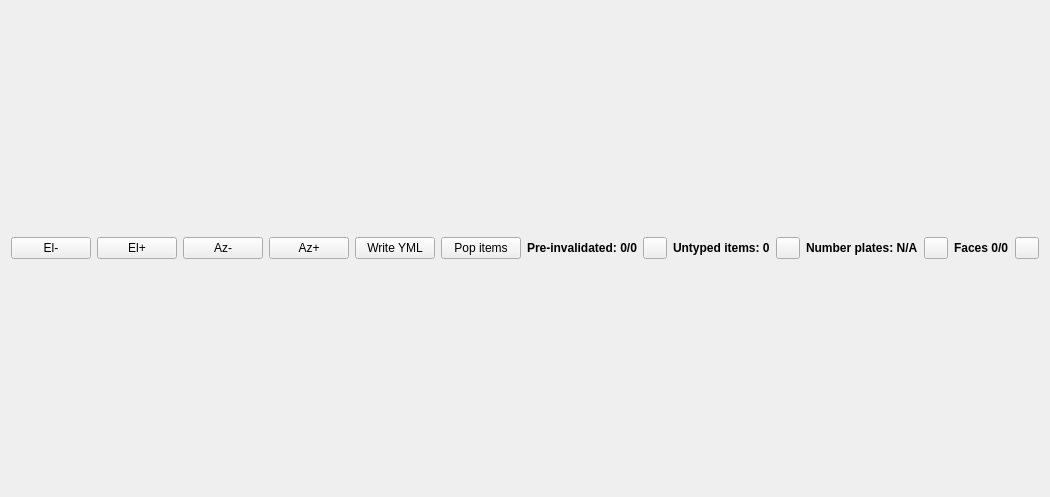
Qt form mainwindow.ui (3d4pi/yafdb-validator) before a commit.
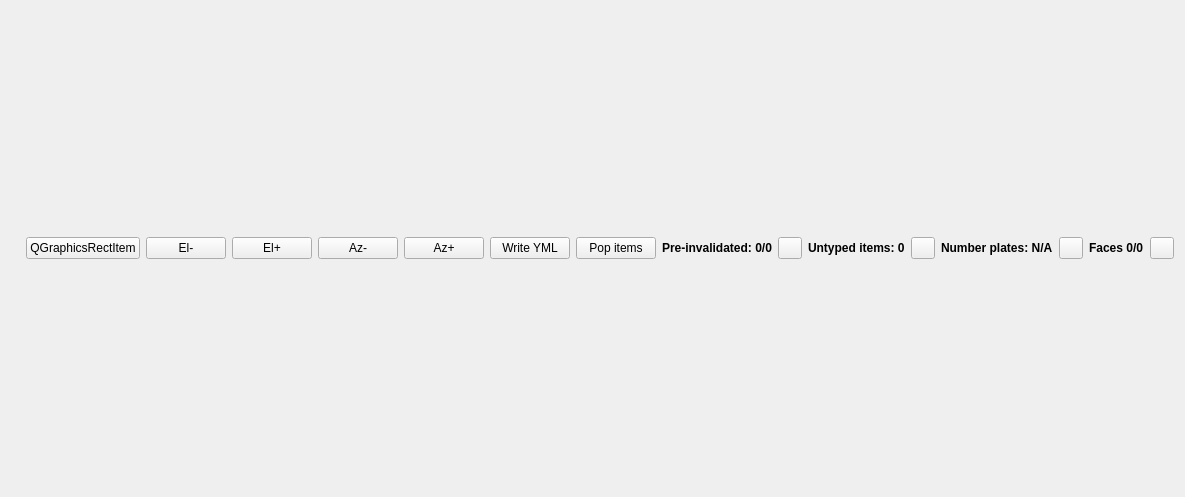
The same form after that commit. Icons and pictures are not drawn.

Diff of the .ui file:
```diff
--- a/mainwindow.ui
+++ b/mainwindow.ui
@@ -9,7 +9,7 @@
    <rect>
     <x>0</x>
     <y>0</y>
-    <width>909</width>
+    <width>1185</width>
     <height>497</height>
    </rect>
   </property>
@@ -34,7 +34,34 @@
     </item>
     <item row="0" column="0">
      <layout class="QGridLayout" name="gridLayout_2">
-      <item row="0" column="12">
+      <item row="0" column="4">
+       <widget class="QPushButton" name="pushButton_5">
+        <property name="text">
+         <string>El+</string>
+        </property>
+       </widget>
+      </item>
+      <item row="0" column="6">
+       <widget class="QPushButton" name="pushButton_3">
+        <property name="text">
+         <string>Az+</string>
+        </property>
+       </widget>
+      </item>
+      <item row="0" column="15">
+       <widget class="QLabel" name="facesLabel">
+        <property name="font">
+         <font>
+          <weight>75</weight>
+          <bold>true</bold>
+         </font>
+        </property>
+        <property name="text">
+         <string>Faces 0/0</string>
+        </property>
+       </widget>
+      </item>
+      <item row="0" column="13">
        <widget class="QLabel" name="platesLabel">
         <property name="font">
          <font>
@@ -47,10 +74,136 @@
         </property>
        </widget>
       </item>
+      <item row="0" column="7">
+       <widget class="QPushButton" name="pushButton_2">
+        <property name="text">
+         <string>Write YML</string>
+        </property>
+       </widget>
+      </item>
+      <item row="0" column="11">
+       <widget class="QLabel" name="untypedLabel">
+        <property name="font">
+         <font>
+          <weight>75</weight>
+          <bold>true</bold>
+         </font>
+        </property>
+        <property name="text">
+         <string>Untyped items: 0</string>
+        </property>
+       </widget>
+      </item>
+      <item row="0" column="10">
+       <widget class="QPushButton" name="preInvalidatedButton">
+        <property name="maximumSize">
+         <size>
+          <width>24</width>
+          <height>24</height>
+         </size>
+        </property>
+        <property name="text">
+         <string/>
+        </property>
+        <property name="icon">
+         <iconset resource="resources.qrc">
+          <normaloff>:/resources/icons/Tiles.png</normaloff>:/resources/icons/Tiles.png</iconset>
+        </property>
+        <property name="iconSize">
+         <size>
+          <width>16</width>
+          <height>16</height>
+         </size>
+        </property>
+       </widget>
+      </item>
+      <item row="0" column="16">
+       <widget class="QPushButton" name="facesButton">
+        <property name="maximumSize">
+         <size>
+          <width>24</width>
+          <height>24</height>
+         </size>
+        </property>
+        <property name="text">
+         <string/>
+        </property>
+        <property name="icon">
+         <iconset resource="resources.qrc">
+          <normaloff>:/resources/icons/Tiles.png</normaloff>:/resources/icons/Tiles.png</iconset>
+        </property>
+        <property name="iconSize">
+         <size>
+          <width>16</width>
+          <height>16</height>
+         </size>
+        </property>
+       </widget>
+      </item>
+      <item row="0" column="14">
+       <widget class="QPushButton" name="platesButton">
+        <property name="maximumSize">
+         <size>
+          <width>24</width>
+          <height>24</height>
+         </size>
+        </property>
+        <property name="text">
+         <string/>
+        </property>
+        <property name="icon">
+         <iconset resource="resources.qrc">
+          <normaloff>:/resources/icons/Tiles.png</normaloff>:/resources/icons/Tiles.png</iconset>
+        </property>
+        <property name="iconSize">
+         <size>
+          <width>16</width>
+          <height>16</height>
+         </size>
+        </property>
+       </widget>
+      </item>
+      <item row="0" column="5">
+       <widget class="QPushButton" name="pushButton_4">
+        <property name="text">
+         <string>Az-</string>
+        </property>
+       </widget>
+      </item>
       <item row="0" column="3">
-       <widget class="QPushButton" name="pushButton_5">
+       <widget class="QPushButton" name="pushButton_6">
         <property name="text">
-         <string>El+</string>
+         <string>El-</string>
+        </property>
+       </widget>
+      </item>
+      <item row="0" column="8">
+       <widget class="QPushButton" name="pushButton">
+        <property name="text">
+         <string>Pop items</string>
+        </property>
+       </widget>
+      </item>
+      <item row="0" column="12">
+       <widget class="QPushButton" name="untypedButton">
+        <property name="maximumSize">
+         <size>
+          <width>24</width>
+          <height>24</height>
+         </size>
+        </property>
+        <property name="text">
+         <string/>
+        </property>
+        <property name="icon">
+         <iconset resource="resources.qrc">
+          <normaloff>:/resources/icons/Tiles.png</normaloff>:/resources/icons/Tiles.png</iconset>
+        </property>
+        <property name="iconSize">
+         <size>
+          <width>16</width>
+          <height>16</height>
+         </size>
         </property>
        </widget>
       </item>
@@ -70,37 +223,7 @@
         </property>
        </spacer>
       </item>
-      <item row="0" column="7">
-       <widget class="QPushButton" name="pushButton">
-        <property name="text">
-         <string>Pop items</string>
-        </property>
-       </widget>
-      </item>
-      <item row="0" column="13">
-       <widget class="QPushButton" name="platesButton">
-        <property name="maximumSize">
-         <size>
-          <width>24</width>
-          <height>24</height>
-         </size>
-        </property>
-        <property name="text">
-         <string/>
-        </property>
-        <property name="icon">
-         <iconset resource="resources.qrc">
-          <normaloff>:/resources/icons/Tiles.png</normaloff>:/resources/icons/Tiles.png</iconset>
-        </property>
-        <property name="iconSize">
-         <size>
-          <width>16</width>
-          <height>16</height>
-         </size>
-        </property>
-       </widget>
-      </item>
-      <item row="0" column="8">
+      <item row="0" column="9">
        <widget class="QLabel" name="preInvalidatedLabel">
         <property name="font">
          <font>
@@ -113,126 +236,10 @@
         </property>
        </widget>
       </item>
-      <item row="0" column="15">
-       <widget class="QPushButton" name="facesButton">
-        <property name="maximumSize">
-         <size>
-          <width>24</width>
-          <height>24</height>
-         </size>
-        </property>
-        <property name="text">
-         <string/>
-        </property>
-        <property name="icon">
-         <iconset resource="resources.qrc">
-          <normaloff>:/resources/icons/Tiles.png</normaloff>:/resources/icons/Tiles.png</iconset>
-        </property>
-        <property name="iconSize">
-         <size>
-          <width>16</width>
-          <height>16</height>
-         </size>
-        </property>
-       </widget>
-      </item>
-      <item row="0" column="9">
-       <widget class="QPushButton" name="preInvalidatedButton">
-        <property name="maximumSize">
-         <size>
-          <width>24</width>
-          <height>24</height>
-         </size>
-        </property>
-        <property name="text">
-         <string/>
-        </property>
-        <property name="icon">
-         <iconset resource="resources.qrc">
-          <normaloff>:/resources/icons/Tiles.png</normaloff>:/resources/icons/Tiles.png</iconset>
-        </property>
-        <property name="iconSize">
-         <size>
-          <width>16</width>
-          <height>16</height>
-         </size>
-        </property>
-       </widget>
-      </item>
-      <item row="0" column="11">
-       <widget class="QPushButton" name="untypedButton">
-        <property name="maximumSize">
-         <size>
-          <width>24</width>
-          <height>24</height>
-         </size>
-        </property>
-        <property name="text">
-         <string/>
-        </property>
-        <property name="icon">
-         <iconset resource="resources.qrc">
-          <normaloff>:/resources/icons/Tiles.png</normaloff>:/resources/icons/Tiles.png</iconset>
-        </property>
-        <property name="iconSize">
-         <size>
-          <width>16</width>
-          <height>16</height>
-         </size>
-        </property>
-       </widget>
-      </item>
-      <item row="0" column="10">
-       <widget class="QLabel" name="untypedLabel">
-        <property name="font">
-         <font>
-          <weight>75</weight>
-          <bold>true</bold>
-         </font>
-        </property>
-        <property name="text">
-         <string>Untyped items: 0</string>
-        </property>
-       </widget>
-      </item>
-      <item row="0" column="14">
-       <widget class="QLabel" name="facesLabel">
-        <property name="font">
-         <font>
-          <weight>75</weight>
-          <bold>true</bold>
-         </font>
-        </property>
-        <property name="text">
-         <string>Faces 0/0</string>
-        </property>
-       </widget>
-      </item>
-      <item row="0" column="6">
-       <widget class="QPushButton" name="pushButton_2">
-        <property name="text">
-         <string>Write YML</string>
-        </property>
-       </widget>
-      </item>
-      <item row="0" column="5">
-       <widget class="QPushButton" name="pushButton_3">
-        <property name="text">
-         <string>Az+</string>
-        </property>
-       </widget>
-      </item>
-      <item row="0" column="4">
-       <widget class="QPushButton" name="pushButton_4">
-        <property name="text">
-         <string>Az-</string>
-        </property>
-       </widget>
-      </item>
       <item row="0" column="2">
-       <widget class="QPushButton" name="pushButton_6">
+       <widget class="QPushButton" name="pushButton_7">
         <property name="text">
-         <string>El-</string>
+         <string>QGraphicsRectItem</string>
         </property>
        </widget>
       </item>
```
